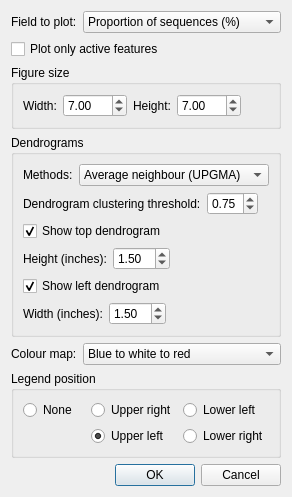
donovan-h-parks/STAMP, file stamp/plugins/groups/plots/configGUI/HeatmapPlot.ui: the form before one commit.
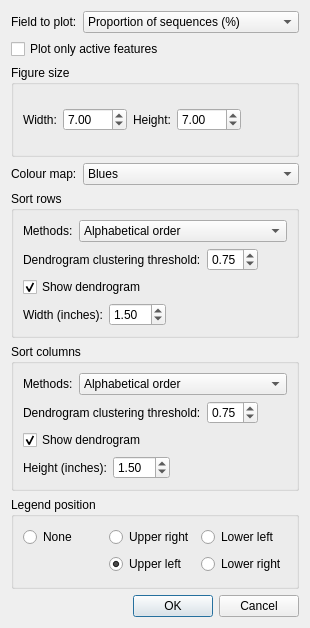
The form after the commit. Icons and pictures are not drawn.

Commit message: Initial work on a revised heatmap.

Patch:
```diff
--- a/stamp/plugins/groups/plots/configGUI/HeatmapPlot.ui
+++ b/stamp/plugins/groups/plots/configGUI/HeatmapPlot.ui
@@ -6,8 +6,8 @@
    <rect>
     <x>0</x>
     <y>0</y>
-    <width>260</width>
-    <height>455</height>
+    <width>310</width>
+    <height>628</height>
    </rect>
   </property>
   <property name="sizePolicy">
@@ -23,7 +23,7 @@
    <iconset>
     <normaloff>../../../../../icons/programIcon.png</normaloff>../../../../../icons/programIcon.png</iconset>
   </property>
-  <layout class="QVBoxLayout" name="verticalLayout_3">
+  <layout class="QVBoxLayout" name="verticalLayout_4">
    <item>
     <layout class="QHBoxLayout" name="horizontalLayout_6">
      <item>
@@ -158,237 +158,6 @@
      </layout>
     </widget>
    </item>
-   <item>
-    <widget class="QGroupBox" name="groupBox">
-     <property name="title">
-      <string>Dendrograms</string>
-     </property>
-     <layout class="QVBoxLayout" name="verticalLayout_2">
-      <item>
-       <layout class="QHBoxLayout" name="horizontalLayout_5" stretch="0,0">
-        <item>
-         <widget class="QLabel" name="lblDendrogramMethod">
-          <property name="text">
-           <string>Methods:</string>
-          </property>
-         </widget>
-        </item>
-        <item>
-         <widget class="QComboBox" name="cboDendrogramMethod">
-          <property name="sizePolicy">
-           <sizepolicy hsizetype="Preferred" vsizetype="Fixed">
-            <horstretch>1</horstretch>
-            <verstretch>0</verstretch>
-           </sizepolicy>
-          </property>
-          <item>
-           <property name="text">
-            <string>Average neighbour (UPGMA)</string>
-           </property>
-          </item>
-          <item>
-           <property name="text">
-            <string>Centroid</string>
-           </property>
-          </item>
-          <item>
-           <property name="text">
-            <string>Furthest neighbour</string>
-           </property>
-          </item>
-          <item>
-           <property name="text">
-            <string>Nearest neighbour</string>
-           </property>
-          </item>
-          <item>
-           <property name="text">
-            <string>Ward</string>
-           </property>
-          </item>
-         </widget>
-        </item>
-       </layout>
-      </item>
-      <item>
-       <layout class="QHBoxLayout" name="horizontalLayout_2">
-        <item>
-         <widget class="QLabel" name="lblClusteringThreshold">
-          <property name="text">
-           <string>Dendrogram clustering threshold:</string>
-          </property>
-         </widget>
-        </item>
-        <item>
-         <widget class="QDoubleSpinBox" name="spinClusteringThreshold">
-          <property name="sizePolicy">
-           <sizepolicy hsizetype="Minimum" vsizetype="Fixed">
-            <horstretch>0</horstretch>
-            <verstretch>0</verstretch>
-           </sizepolicy>
-          </property>
-          <property name="decimals">
-           <number>2</number>
-          </property>
-          <property name="minimum">
-           <double>0.000000000000000</double>
-          </property>
-          <property name="maximum">
-           <double>1.000000000000000</double>
-          </property>
-          <property name="singleStep">
-           <double>0.050000000000000</double>
-          </property>
-          <property name="value">
-           <double>0.750000000000000</double>
-          </property>
-         </widget>
-        </item>
-        <item>
-         <spacer name="horizontalSpacer">
-          <property name="orientation">
-           <enum>Qt::Horizontal</enum>
-          </property>
-          <property name="sizeHint" stdset="0">
-           <size>
-            <width>5</width>
-            <height>20</height>
-           </size>
-          </property>
-         </spacer>
-        </item>
-       </layout>
-      </item>
-      <item>
-       <widget class="QCheckBox" name="chkShowTopDendrogram">
-        <property name="enabled">
-         <bool>true</bool>
-        </property>
-        <property name="layoutDirection">
-         <enum>Qt::LeftToRight</enum>
-        </property>
-        <property name="text">
-         <string>Show top dendrogram</string>
-        </property>
-        <property name="checked">
-         <bool>true</bool>
-        </property>
-       </widget>
-      </item>
-      <item>
-       <layout class="QHBoxLayout" name="horizontalLayout_8">
-        <item>
-         <widget class="QLabel" name="lblTopDendrogramHeight">
-          <property name="text">
-           <string>Height (inches):</string>
-          </property>
-         </widget>
-        </item>
-        <item>
-         <widget class="QDoubleSpinBox" name="spinDendrogramHeight">
-          <property name="sizePolicy">
-           <sizepolicy hsizetype="Minimum" vsizetype="Fixed">
-            <horstretch>0</horstretch>
-            <verstretch>0</verstretch>
-           </sizepolicy>
-          </property>
-          <property name="decimals">
-           <number>2</number>
-          </property>
-          <property name="minimum">
-           <double>0.000000000000000</double>
-          </property>
-          <property name="maximum">
-           <double>50.000000000000000</double>
-          </property>
-          <property name="singleStep">
-           <double>0.050000000000000</double>
-          </property>
-          <property name="value">
-           <double>1.500000000000000</double>
-          </property>
-         </widget>
-        </item>
-        <item>
-         <spacer name="horizontalSpacer_4">
-          <property name="orientation">
-           <enum>Qt::Horizontal</enum>
-          </property>
-          <property name="sizeHint" stdset="0">
-           <size>
-            <width>10</width>
-            <height>20</height>
-           </size>
-          </property>
-         </spacer>
-        </item>
-       </layout>
-      </item>
-      <item>
-       <widget class="QCheckBox" name="chkShowLeftDendrogram">
-        <property name="layoutDirection">
-         <enum>Qt::LeftToRight</enum>
-        </property>
-        <property name="text">
-         <string>Show left dendrogram</string>
-        </property>
-        <property name="checked">
-         <bool>true</bool>
-        </property>
-       </widget>
-      </item>
-      <item>
-       <layout class="QHBoxLayout" name="horizontalLayout_9">
-        <item>
-         <widget class="QLabel" name="lblDendrogramWidth">
-          <property name="text">
-           <string>Width (inches):</string>
-          </property>
-         </widget>
-        </item>
-        <item>
-         <widget class="QDoubleSpinBox" name="spinDendrogramWidth">
-          <property name="sizePolicy">
-           <sizepolicy hsizetype="Minimum" vsizetype="Fixed">
-            <horstretch>0</horstretch>
-            <verstretch>0</verstretch>
-           </sizepolicy>
-          </property>
-          <property name="decimals">
-           <number>2</number>
-          </property>
-          <property name="minimum">
-           <double>0.000000000000000</double>
-          </property>
-          <property name="maximum">
-           <double>50.000000000000000</double>
-          </property>
-          <property name="singleStep">
-           <double>0.050000000000000</double>
-          </property>
-          <property name="value">
-           <double>1.500000000000000</double>
-          </property>
-         </widget>
-        </item>
-        <item>
-         <spacer name="horizontalSpacer_5">
-          <property name="orientation">
-           <enum>Qt::Horizontal</enum>
-          </property>
-          <property name="sizeHint" stdset="0">
-           <size>
-            <width>10</width>
-            <height>20</height>
-           </size>
-          </property>
-         </spacer>
-        </item>
-       </layout>
-      </item>
-     </layout>
-    </widget>
-   </item>
    <item>
     <layout class="QHBoxLayout" name="horizontalLayout_7">
      <item>
@@ -407,7 +176,7 @@
         </sizepolicy>
        </property>
        <property name="currentIndex">
-        <number>2</number>
+        <number>0</number>
        </property>
        <item>
         <property name="text">
@@ -478,6 +247,354 @@
      </item>
     </layout>
    </item>
+   <item>
+    <widget class="QGroupBox" name="groupBox">
+     <property name="title">
+      <string>Sort rows</string>
+     </property>
+     <layout class="QVBoxLayout" name="verticalLayout_2">
+      <item>
+       <layout class="QHBoxLayout" name="horizontalLayout_5" stretch="0,0">
+        <item>
+         <widget class="QLabel" name="lblDendrogramMethod">
+          <property name="text">
+           <string>Methods:</string>
+          </property>
+         </widget>
+        </item>
+        <item>
+         <widget class="QComboBox" name="cboRowSortMethod">
+          <property name="sizePolicy">
+           <sizepolicy hsizetype="Preferred" vsizetype="Fixed">
+            <horstretch>1</horstretch>
+            <verstretch>0</verstretch>
+           </sizepolicy>
+          </property>
+          <item>
+           <property name="text">
+            <string>Alphabetical order</string>
+           </property>
+          </item>
+          <item>
+           <property name="text">
+            <string>Average neighbour (UPGMA)</string>
+           </property>
+          </item>
+          <item>
+           <property name="text">
+            <string>Centroid</string>
+           </property>
+          </item>
+          <item>
+           <property name="text">
+            <string>Furthest neighbour</string>
+           </property>
+          </item>
+          <item>
+           <property name="text">
+            <string>Nearest neighbour</string>
+           </property>
+          </item>
+          <item>
+           <property name="text">
+            <string>Ward</string>
+           </property>
+          </item>
+         </widget>
+        </item>
+       </layout>
+      </item>
+      <item>
+       <layout class="QHBoxLayout" name="horizontalLayout_2">
+        <item>
+         <widget class="QLabel" name="lblClusteringThreshold">
+          <property name="text">
+           <string>Dendrogram clustering threshold:</string>
+          </property>
+         </widget>
+        </item>
+        <item>
+         <widget class="QDoubleSpinBox" name="spinRowClusteringThreshold">
+          <property name="sizePolicy">
+           <sizepolicy hsizetype="Minimum" vsizetype="Fixed">
+            <horstretch>0</horstretch>
+            <verstretch>0</verstretch>
+           </sizepolicy>
+          </property>
+          <property name="decimals">
+           <number>2</number>
+          </property>
+          <property name="minimum">
+           <double>0.000000000000000</double>
+          </property>
+          <property name="maximum">
+           <double>1.000000000000000</double>
+          </property>
+          <property name="singleStep">
+           <double>0.050000000000000</double>
+          </property>
+          <property name="value">
+           <double>0.750000000000000</double>
+          </property>
+         </widget>
+        </item>
+        <item>
+         <spacer name="horizontalSpacer">
+          <property name="orientation">
+           <enum>Qt::Horizontal</enum>
+          </property>
+          <property name="sizeHint" stdset="0">
+           <size>
+            <width>5</width>
+            <height>20</height>
+           </size>
+          </property>
+         </spacer>
+        </item>
+       </layout>
+      </item>
+      <item>
+       <widget class="QCheckBox" name="chkShowRowDendrogram">
+        <property name="enabled">
+         <bool>true</bool>
+        </property>
+        <property name="layoutDirection">
+         <enum>Qt::LeftToRight</enum>
+        </property>
+        <property name="text">
+         <string>Show dendrogram</string>
+        </property>
+        <property name="checked">
+         <bool>true</bool>
+        </property>
+       </widget>
+      </item>
+      <item>
+       <layout class="QHBoxLayout" name="horizontalLayout_9">
+        <item>
+         <widget class="QLabel" name="lblDendrogramWidth">
+          <property name="text">
+           <string>Width (inches):</string>
+          </property>
+         </widget>
+        </item>
+        <item>
+         <widget class="QDoubleSpinBox" name="spinDendrogramRowWidth">
+          <property name="sizePolicy">
+           <sizepolicy hsizetype="Minimum" vsizetype="Fixed">
+            <horstretch>0</horstretch>
+            <verstretch>0</verstretch>
+           </sizepolicy>
+          </property>
+          <property name="decimals">
+           <number>2</number>
+          </property>
+          <property name="minimum">
+           <double>0.000000000000000</double>
+          </property>
+          <property name="maximum">
+           <double>50.000000000000000</double>
+          </property>
+          <property name="singleStep">
+           <double>0.050000000000000</double>
+          </property>
+          <property name="value">
+           <double>1.500000000000000</double>
+          </property>
+         </widget>
+        </item>
+        <item>
+         <spacer name="horizontalSpacer_5">
+          <property name="orientation">
+           <enum>Qt::Horizontal</enum>
+          </property>
+          <property name="sizeHint" stdset="0">
+           <size>
+            <width>10</width>
+            <height>20</height>
+           </size>
+          </property>
+         </spacer>
+        </item>
+       </layout>
+      </item>
+     </layout>
+    </widget>
+   </item>
+   <item>
+    <widget class="QGroupBox" name="groupBox_2">
+     <property name="title">
+      <string>Sort columns</string>
+     </property>
+     <layout class="QVBoxLayout" name="verticalLayout_3">
+      <item>
+       <layout class="QHBoxLayout" name="horizontalLayout_10" stretch="0,0">
+        <item>
+         <widget class="QLabel" name="lblDendrogramMethod_2">
+          <property name="text">
+           <string>Methods:</string>
+          </property>
+         </widget>
+        </item>
+        <item>
+         <widget class="QComboBox" name="cboColSortMethod">
+          <property name="sizePolicy">
+           <sizepolicy hsizetype="Preferred" vsizetype="Fixed">
+            <horstretch>1</horstretch>
+            <verstretch>0</verstretch>
+           </sizepolicy>
+          </property>
+          <item>
+           <property name="text">
+            <string>Alphabetical order</string>
+           </property>
+          </item>
+          <item>
+           <property name="text">
+            <string>Average neighbour (UPGMA)</string>
+           </property>
+          </item>
+          <item>
+           <property name="text">
+            <string>Centroid</string>
+           </property>
+          </item>
+          <item>
+           <property name="text">
+            <string>Furthest neighbour</string>
+           </property>
+          </item>
+          <item>
+           <property name="text">
+            <string>Nearest neighbour</string>
+           </property>
+          </item>
+          <item>
+           <property name="text">
+            <string>Ward</string>
+           </property>
+          </item>
+         </widget>
+        </item>
+       </layout>
+      </item>
+      <item>
+       <layout class="QHBoxLayout" name="horizontalLayout_11">
+        <item>
+         <widget class="QLabel" name="lblClusteringThreshold_2">
+          <property name="text">
+           <string>Dendrogram clustering threshold:</string>
+          </property>
+         </widget>
+        </item>
+        <item>
+         <widget class="QDoubleSpinBox" name="spinColClusteringThreshold">
+          <property name="sizePolicy">
+           <sizepolicy hsizetype="Minimum" vsizetype="Fixed">
+            <horstretch>0</horstretch>
+            <verstretch>0</verstretch>
+           </sizepolicy>
+          </property>
+          <property name="decimals">
+           <number>2</number>
+          </property>
+          <property name="minimum">
+           <double>0.000000000000000</double>
+          </property>
+          <property name="maximum">
+           <double>1.000000000000000</double>
+          </property>
+          <property name="singleStep">
+           <double>0.050000000000000</double>
+          </property>
+          <property name="value">
+           <double>0.750000000000000</double>
+          </property>
+         </widget>
+        </item>
+        <item>
+         <spacer name="horizontalSpacer_6">
+          <property name="orientation">
+           <enum>Qt::Horizontal</enum>
+          </property>
+          <property name="sizeHint" stdset="0">
+           <size>
+            <width>5</width>
+            <height>20</height>
+           </size>
+          </property>
+         </spacer>
+        </item>
+       </layout>
+      </item>
+      <item>
+       <widget class="QCheckBox" name="chkShowColDendrogram">
+        <property name="enabled">
+         <bool>true</bool>
+        </property>
+        <property name="layoutDirection">
+         <enum>Qt::LeftToRight</enum>
+        </property>
+        <property name="text">
+         <string>Show dendrogram</string>
+        </property>
+        <property name="checked">
+         <bool>true</bool>
+        </property>
+       </widget>
+      </item>
+      <item>
+       <layout class="QHBoxLayout" name="horizontalLayout_13">
+        <item>
+         <widget class="QLabel" name="lblTopDendrogramHeight_2">
+          <property name="text">
+           <string>Height (inches):</string>
+          </property>
+         </widget>
+        </item>
+        <item>
+         <widget class="QDoubleSpinBox" name="spinDendrogramColHeight">
+          <property name="sizePolicy">
+           <sizepolicy hsizetype="Minimum" vsizetype="Fixed">
+            <horstretch>0</horstretch>
+            <verstretch>0</verstretch>
+           </sizepolicy>
+          </property>
+          <property name="decimals">
+           <number>2</number>
+          </property>
+          <property name="minimum">
+           <double>0.000000000000000</double>
+          </property>
+          <property name="maximum">
+           <double>50.000000000000000</double>
+          </property>
+          <property name="singleStep">
+           <double>0.050000000000000</double>
+          </property>
+          <property name="value">
+           <double>1.500000000000000</double>
+          </property>
+         </widget>
+        </item>
+        <item>
+         <spacer name="horizontalSpacer_8">
+          <property name="orientation">
+           <enum>Qt::Horizontal</enum>
+          </property>
+          <property name="sizeHint" stdset="0">
+           <size>
+            <width>10</width>
+            <height>20</height>
+           </size>
+          </property>
+         </spacer>
+        </item>
+       </layout>
+      </item>
+     </layout>
+    </widget>
+   </item>
    <item>
     <layout class="QHBoxLayout" name="horizontalLayout_4">
      <item>
```
Left out of the diff: 5 changed lines with no effect on the pictures. The commit also changes 6 other files.
